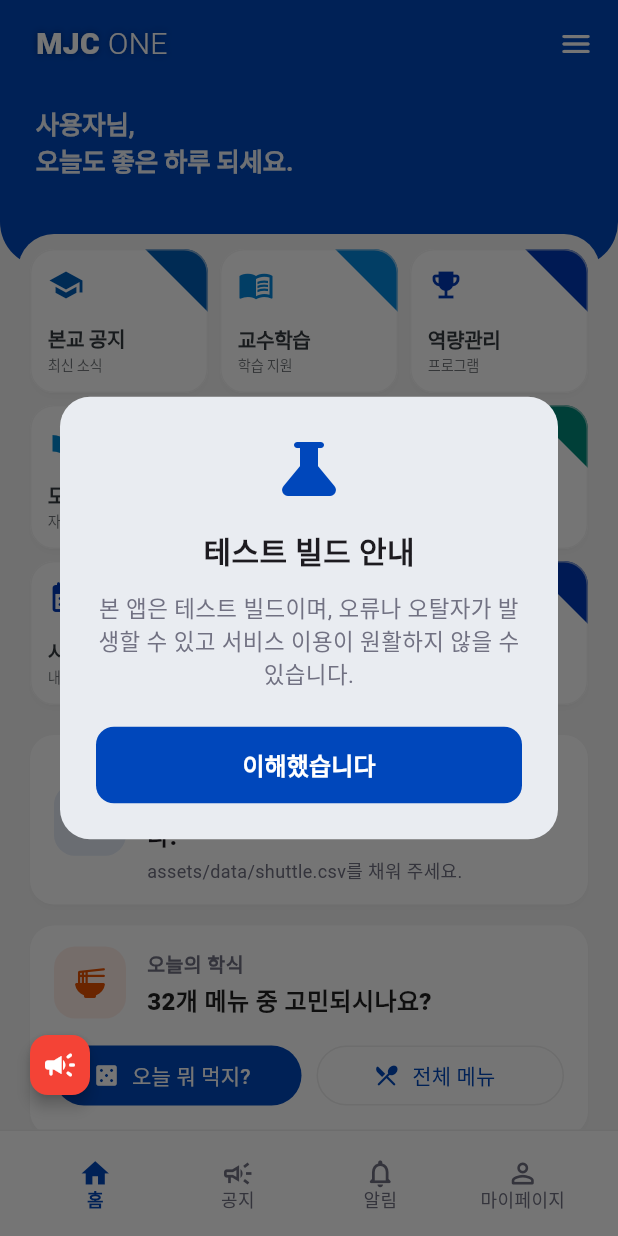
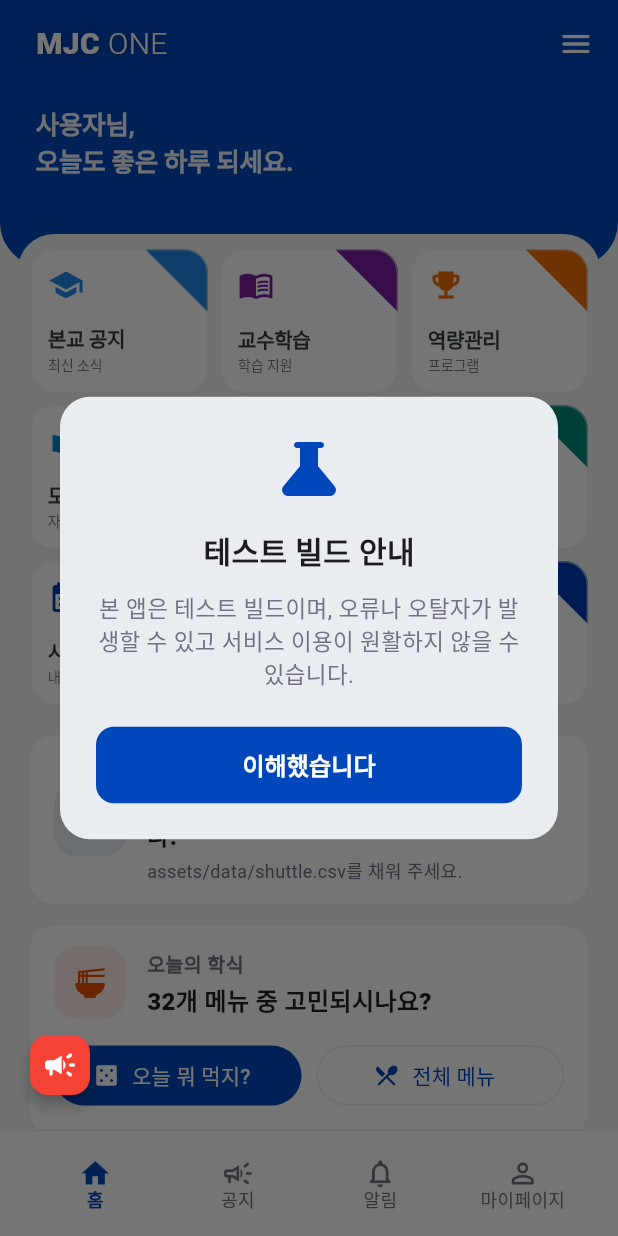
Before and after one commit to LeeTaeHyon/MJC_in_one, a Flutter app: the screen it shows after launch, after a tap on "본교 공지", on a phone screen of 412 x 824 dp. Run offline on Flutter 3.47's test engine with Material 3 defaults, Android fonts, the phone set to English and light mode, and no system bars; our stand-ins replace app_links, cloud_firestore, file_picker, firebase_auth, firebase_core, firebase_messaging and 9 more; missing offline and left inert: cp949_codec, dart:html, excel; accounts and stored records are empty; generated files the repository leaves out were written again; Roboto replaces fonts that are missing (Pretendard); project files that could hold a hidden picture were left out.

Commit message:
App intro Added

```diff
--- a/app/lib/features/timetable/services/timetable_slot_parser.dart
+++ b/app/lib/features/timetable/services/timetable_slot_parser.dart
@@ -1,9 +1,13 @@
 import "package:mio_notice/features/timetable/models/timetable_models.dart";
 
-/// Parses lines like: `수 10:00 - 10:50 ( 공701 )`
+/// Parses timetable cell text, e.g. `수 10:00 - 10:50 ( 공701 )` per slot.
+///
+/// MJC «전체 강의시간표» xlsx often puts **several slots in one line** separated
+/// only by spaces (`)  수 11:00…`) with no newline — we scan with [allMatches].
 abstract final class TimetableSlotParser {
-  static final RegExp _linePattern = RegExp(
-    r"^\s*(월|화|수|목|금|토)\s*(\d{1,2}:\d{2})\s*-\s*(\d{1,2}:\d{2})\s*\(\s*([^)]*)\s*\)\s*$",
+  /// One period: weekday + times + room in parentheses.
+  static final RegExp _slotPattern = RegExp(
+    r"(월|화|수|목|금|토)\s*(\d{1,2}:\d{2})\s*-\s*(\d{1,2}:\d{2})\s*\(\s*([^)]*)\s*\)",
   );
 
   static int weekdayFromChar(String c) {
@@ -27,7 +31,7 @@
     return h * 60 + min;
   }
 
-  /// Splits [raw] on newlines and returns parsed slots (invalid lines skipped).
+  /// Returns all slots found in [raw] (newlines optional between slots).
   static List<TimetableSlot> parseTimetableCell({
     required String raw,
     required String courseName,
@@ -35,11 +39,7 @@
     required String colorKey,
   }) {
     final List<TimetableSlot> out = <TimetableSlot>[];
-    for (final String line in raw.split(RegExp(r"\r\n|\n|\r"))) {
-      final String t = line.trim();
-      if (t.isEmpty) continue;
-      final RegExpMatch? m = _linePattern.firstMatch(t);
-      if (m == null) continue;
+    for (final RegExpMatch m in _slotPattern.allMatches(raw)) {
       final int wd = weekdayFromChar(m.group(1)!);
       final int? start = _parseHm(m.group(2)!);
       final int? end = _parseHm(m.group(3)!);
--- a/app/lib/main.dart
+++ b/app/lib/main.dart
@@ -9,6 +9,7 @@
 import "package:mio_notice/screens/inquiry_screen.dart";
 import "package:mio_notice/screens/intro_screen.dart";
 import "package:mio_notice/services/deep_link_handler.dart";
+import "package:mio_notice/services/firebase_app_startup.dart";
 import "package:mio_notice/services/user_data_repository.dart";
 import "package:mio_notice/theme/app_theme.dart";
 import "package:mio_notice/theme/theme_mode_scope.dart";
@@ -108,32 +109,17 @@
   }
 }
 
-Future<void> main() async {
+void main() {
   WidgetsFlutterBinding.ensureInitialized();
 
-  // 웹(Chrome)에서 Firebase 설정이 안되어 있어서 흰 화면이 뜨는 것을 막기 위해 try-catch 처리
-  try {
-    await Firebase.initializeApp(
-      options: DefaultFirebaseOptions.currentPlatform,
-    );
+  // 백그라운드 메시지 핸들러는 [runApp] 전에 등록해야 한다.
+  FirebaseMessaging.onBackgroundMessage(_firebaseMessagingBackgroundHandler);
 
-    // 알림 권한 요청 (안드로이드 13+, iOS 용)
-    final messaging = FirebaseMessaging.instance;
-    await messaging.requestPermission();
-
-    // 백그라운드 핸들러 등록
-    FirebaseMessaging.onBackgroundMessage(_firebaseMessagingBackgroundHandler);
-
-    // 포그라운드(앱이 켜져 있을 때) 핸들러 등록
-    FirebaseMessaging.onMessage.listen((RemoteMessage message) {
-      _processAndShowNotification(message);
-    });
-
-    // 토픽 기본 구독 (전체 알람 발송용)
-    await messaging.subscribeToTopic("all_notices");
-  } catch (e) {
-    debugPrint("Firebase 초기화 에러 (웹 테스트 등): $e");
-  }
+  // Firebase는 await하지 않는다. 그렇지 않으면 네이티브 스플래시에서 오래 멈춘 뒤
+  // Flutter 인트로가 한 프레임만 보이거나 건너뛴 것처럼 느껴진다.
+  startFirebaseAppServices(
+    onForegroundMessage: _processAndShowNotification,
+  );
 
   runApp(const MioNoticeApp());
 }
--- a/app/lib/screens/home_dashboard_screen.dart
+++ b/app/lib/screens/home_dashboard_screen.dart
@@ -649,7 +649,7 @@
               "본교 공지",
               "최신 소식",
               Icons.school,
-              tokens.dashboardGradients[0],
+              const <Color>[Color(0xFF1E88E5), Color(0xFF1E88E5)],
               MainNavTabIndex.notices,
               noticesSubTab: NoticesSubTab.main,
             ),
@@ -658,7 +658,7 @@
               "교수학습",
               "학습 지원",
               Icons.menu_book,
-              tokens.dashboardGradients[1],
+              const <Color>[Color(0xFF7B1FA2), Color(0xFF7B1FA2)],
               MainNavTabIndex.notices,
               noticesSubTab: NoticesSubTab.ctl,
             ),
@@ -667,7 +667,7 @@
               "역량관리",
               "프로그램",
               Icons.emoji_events,
-              tokens.dashboardGradients[2],
+              const <Color>[Color(0xFFEF6C00), Color(0xFFEF6C00)],
               MainNavTabIndex.notices,
               noticesSubTab: NoticesSubTab.mpu,
             ),
--- a/app/lib/screens/intro_screen.dart
+++ b/app/lib/screens/intro_screen.dart
@@ -1,8 +1,8 @@
 import "package:flutter/material.dart";
-import "package:flutter_animate/flutter_animate.dart";
+import "package:lottie/lottie.dart";
 import "package:mio_notice/screens/main_navigation_screen.dart";
+import "package:mio_notice/services/firebase_app_startup.dart";
 import "package:mio_notice/theme/app_colors.dart";
-import "package:mio_notice/theme/app_theme.dart";
 
 class IntroScreen extends StatefulWidget {
   const IntroScreen({super.key});
@@ -11,10 +11,36 @@
   State<IntroScreen> createState() => _IntroScreenState();
 }
 
-class _IntroScreenState extends State<IntroScreen> {
+class _IntroScreenState extends State<IntroScreen>
+    with SingleTickerProviderStateMixin {
+  static const String _kLottieAsset = "assets/lottie/MJC ONE App intro.json";
+
+  /// Lottie 재생 시작 전·종료 후 각각 이 만큼 멈춤.
+  static const Duration _kIntroEdgeDelay = Duration(milliseconds: 500);
+
   bool _navigated = false;
+  bool _lottiePlaybackStarted = false;
+  Future<void>? _exitFuture;
+  late final AnimationController _lottieController;
 
-  void _goNext() {
+  @override
+  void initState() {
+    super.initState();
+    _lottieController = AnimationController(vsync: this);
+  }
+
+  @override
+  void dispose() {
+    _lottieController.dispose();
+    super.dispose();
+  }
+
+  Future<void> _goNextAfterFirebase() {
+    return _exitFuture ??= _exitAfterFirebaseImpl();
+  }
+
+  Future<void> _exitAfterFirebaseImpl() async {
+    await waitForFirebaseStartup();
     if (_navigated || !mounted) return;
     _navigated = true;
 
@@ -31,83 +57,42 @@
 
   @override
   Widget build(BuildContext context) {
-    final titleStyle = Theme.of(context).textTheme.displaySmall?.copyWith(
-          fontWeight: FontWeight.w900,
-          letterSpacing: 0.3,
-          height: 1.0,
-          color: Colors.white,
-          fontSize: 52,
-        ) ??
-        const TextStyle(
-          fontFamily: kPretendardFontFamily,
-          fontSize: 52,
-          fontWeight: FontWeight.w900,
-          letterSpacing: 0.3,
-          height: 1.0,
-          color: Colors.white,
-        );
-
-    final subtitleStyle = Theme.of(context).textTheme.titleSmall?.copyWith(
-          fontSize: 13,
-          fontWeight: FontWeight.w400,
-          height: 1.3,
-          color: Colors.white.withValues(alpha: 0.85),
-        ) ??
-        TextStyle(
-          fontSize: 13,
-          fontWeight: FontWeight.w400,
-          height: 1.3,
-          color: Colors.white.withValues(alpha: 0.85),
-        );
+    final media = MediaQuery.sizeOf(context);
+    final double lottieSide = media.shortestSide * 0.72;
 
     return PopScope(
       canPop: false,
       child: Scaffold(
         backgroundColor: AppColors.introBackground,
-        body: SafeArea(
-          child: Center(
-            child: Padding(
-              padding: const EdgeInsets.symmetric(horizontal: 28),
-              child: Column(
-                mainAxisSize: MainAxisSize.min,
-                crossAxisAlignment: CrossAxisAlignment.center,
-                children: [
-                  Text(
-                    "MJC ONE",
-                    textAlign: TextAlign.center,
-                    style: titleStyle,
-                  )
-                      .animate(
-                        onComplete: (controller) => _goNext(),
-                      )
-                      .fadeIn(duration: 520.ms, curve: Curves.easeOut)
-                      .slideX(
-                        begin: -0.55,
-                        end: 0,
-                        duration: 700.ms,
-                        curve: Curves.easeOutCubic,
-                      ),
-                  const SizedBox(height: 12),
-                  Text(
-                    "명지전문대학 통합 서비스",
-                    textAlign: TextAlign.center,
-                    style: subtitleStyle,
-                  )
-                      .animate()
-                      .fadeIn(
-                        delay: 240.ms,
-                        duration: 520.ms,
-                        curve: Curves.easeOut,
-                      )
-                      .slideX(
-                        begin: -0.45,
-                        end: 0,
-                        delay: 240.ms,
-                        duration: 680.ms,
-                        curve: Curves.easeOutCubic,
-                      ),
-                ],
-              ),
+        body: Center(
+          child: SizedBox(
+            width: lottieSide,
+            height: lottieSide,
+            child: Lottie.asset(
+              _kLottieAsset,
+              controller: _lottieController,
+              fit: BoxFit.contain,
+              filterQuality: FilterQuality.high,
+              onLoaded: (composition) {
+                if (_lottiePlaybackStarted) return;
+                _lottiePlaybackStarted = true;
+                _lottieController.duration = composition.duration;
+                Future<void>.delayed(_kIntroEdgeDelay, () {
+                  if (!mounted) return;
+                  _lottieController.forward().whenComplete(() {
+                    if (!mounted) return;
+                    Future<void>.delayed(_kIntroEdgeDelay, () {
+                      if (mounted) _goNextAfterFirebase();
+                    });
+                  });
+                });
+              },
+              errorBuilder: (context, error, stackTrace) {
+                WidgetsBinding.instance.addPostFrameCallback((_) {
+                  if (mounted) _goNextAfterFirebase();
+                });
+                return const SizedBox.shrink();
+              },
             ),
           ),
         ),
--- /dev/null
+++ b/app/lib/services/firebase_app_startup.dart
@@ -0,0 +1,40 @@
+import "package:firebase_core/firebase_core.dart";
+import "package:firebase_messaging/firebase_messaging.dart";
+import "package:flutter/foundation.dart";
+import "package:mio_notice/firebase_options.dart";
+
+Future<void>? _firebaseStartupFuture;
+
+/// [main]에서 [runApp] 직전에 한 번 호출해 Firebase 초기화를 시작한다.
+/// UI는 즉시 뜨고, [waitForFirebaseStartup]으로 완료를 기다린 뒤 Firestore 등을 쓰면 된다.
+Future<void> startFirebaseAppServices({
+  required void Function(RemoteMessage message) onForegroundMessage,
+}) {
+  return _firebaseStartupFuture ??=
+      _bootstrapFirebase(onForegroundMessage: onForegroundMessage);
+}
+
+/// Firestore·Auth 등을 쓰기 전에 호출해 초기화가 끝날 때까지 기다린다.
+Future<void> waitForFirebaseStartup() async {
+  final Future<void>? f = _firebaseStartupFuture;
+  if (f != null) await f;
+}
+
+Future<void> _bootstrapFirebase({
+  required void Function(RemoteMessage message) onForegroundMessage,
+}) async {
+  try {
+    await Firebase.initializeApp(
+      options: DefaultFirebaseOptions.currentPlatform,
+    );
+
+    final FirebaseMessaging messaging = FirebaseMessaging.instance;
+    await messaging.requestPermission();
+
+    FirebaseMessaging.onMessage.listen(onForegroundMessage);
+
+    await messaging.subscribeToTopic("all_notices");
+  } catch (e, st) {
+    debugPrint("Firebase 초기화 에러 (웹 테스트 등): $e\n$st");
+  }
+}
--- a/app/lib/theme/app_colors.dart
+++ b/app/lib/theme/app_colors.dart
@@ -2,8 +2,8 @@
 
 /// figma_design (MUI) 화면과 동일한 브랜드 색상.
 abstract final class AppColors {
-  /// 인트로(앱 시작) 화면 배경.
-  static const Color introBackground = Color(0xFF005EB8);
+  /// 인트로(앱 시작) 스플래시 배경.
+  static const Color introBackground = Color(0xFFFFFFFF);
 
   static const Color primary = Color(0xFF0047BB);
   static const Color secondary = Color(0xFF1976D2);
--- a/app/pubspec.yaml
+++ b/app/pubspec.yaml
@@ -27,6 +27,7 @@
   latlong2: ^0.9.1
   excel: ^4.0.6
   file_picker: ^8.1.7
+  lottie: ^3.3.0
 
 dev_dependencies:
   flutter_test:
@@ -53,3 +54,4 @@
     - assets/images/
     - assets/licenses/
     - assets/data/
+    - assets/lottie/
```
Also changed, not shown: app/assets/lottie/MJC ONE App intro.json (added, +1 -0 lines), 1 other file.
